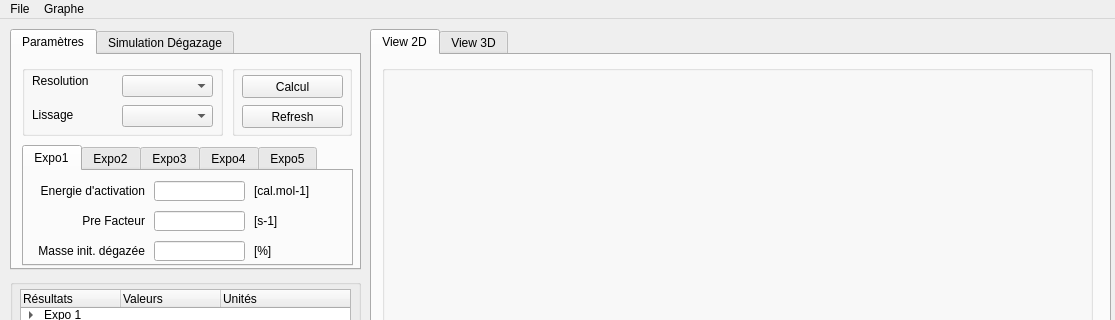
First picture: the form in ui/window.ui, repository LanceryH/CNES-LP-VB5E, before the edit; both pictures show x 0 to 1115 and y 0 to 320 of the 1115 by 766 pixel window.
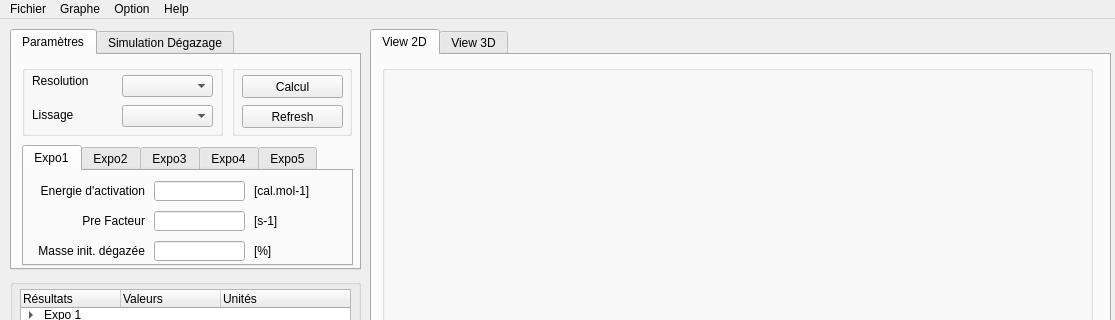
Second picture: the form after the edit.

The edit to the form file:
```diff
--- a/ui/window.ui
+++ b/ui/window.ui
@@ -1496,12 +1496,12 @@
      <x>0</x>
      <y>0</y>
      <width>1115</width>
-     <height>26</height>
+     <height>21</height>
     </rect>
    </property>
    <widget class="QMenu" name="menuQuitter">
     <property name="title">
-     <string>File</string>
+     <string>Fichier</string>
     </property>
     <addaction name="actionNew"/>
     <addaction name="actionOpen"/>
@@ -1517,8 +1517,20 @@
     <addaction name="actionImprimer"/>
     <addaction name="actionCopier_Coller"/>
    </widget>
+   <widget class="QMenu" name="menuOption">
+    <property name="title">
+     <string>Option</string>
+    </property>
+   </widget>
+   <widget class="QMenu" name="menuHelp">
+    <property name="title">
+     <string>Help</string>
+    </property>
+   </widget>
    <addaction name="menuQuitter"/>
    <addaction name="menuGraphe"/>
+   <addaction name="menuOption"/>
+   <addaction name="menuHelp"/>
   </widget>
   <widget class="QStatusBar" name="statusbar"/>
   <action name="actionAffichage_Temp_rature">
```
